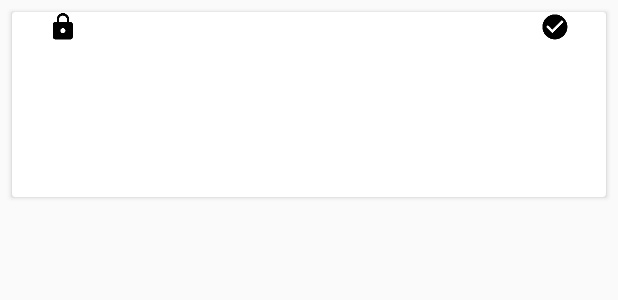
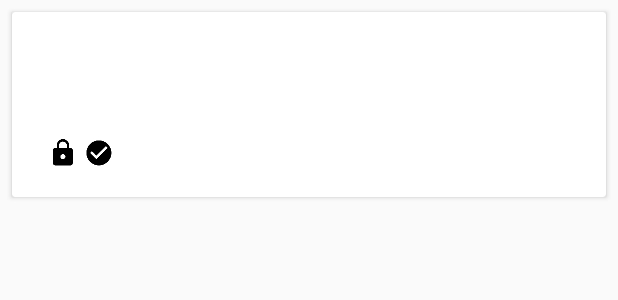
Before and after one commit to noriokun4649/Noriotter2, an Android app: the layout user_list_item.xml on its own in the app's theme, with its tools: preview values and no code run, on a phone screen of 412 x 824 dp. Shown: the top 300 px of the screen. Run offline under Robolectric (Android 15) with nearby library versions, the phone set to English and light mode, and no system bars; plain views replace SimpleDraweeView.

Commit message:
レイアウトの細かい修正

```diff
--- a/app/src/main/res/layout/tl_layout.xml
+++ b/app/src/main/res/layout/tl_layout.xml
@@ -30,7 +30,8 @@
         <ListView
             android:id="@+id/time_line"
             android:layout_width="0dp"
-            android:layout_height="0dp" />
+            android:layout_height="0dp"
+            android:nestedScrollingEnabled="true"/>
     </androidx.swiperefreshlayout.widget.SwipeRefreshLayout>
 
 
--- a/app/src/main/res/layout/user_list_item.xml
+++ b/app/src/main/res/layout/user_list_item.xml
@@ -31,7 +31,7 @@
                 android:layout_marginTop="9dp"
                 android:layout_marginEnd="8dp"
                 app:layout_constraintEnd_toEndOf="parent"
-                app:layout_constraintStart_toEndOf="@+id/image_icon"
+                app:layout_constraintStart_toEndOf="@+id/imageIcon"
                 app:layout_constraintTop_toBottomOf="@+id/text_name" />
 
             <com.facebook.drawee.view.SimpleDraweeView
@@ -54,7 +54,7 @@
                 android:ellipsize="end"
                 android:singleLine="true"
                 app:layout_constraintEnd_toEndOf="parent"
-                app:layout_constraintStart_toEndOf="@+id/image_icon"
+                app:layout_constraintStart_toEndOf="@+id/imageIcon"
                 app:layout_constraintTop_toTopOf="parent" />
 
             <TextView
@@ -69,7 +69,7 @@
                 android:lines="2"
                 app:layout_constraintBottom_toBottomOf="parent"
                 app:layout_constraintEnd_toEndOf="parent"
-                app:layout_constraintStart_toEndOf="@+id/image_icon"
+                app:layout_constraintStart_toEndOf="@+id/imageIcon"
                 app:layout_constraintTop_toBottomOf="@+id/text_screenname" />
 
             <ImageView
@@ -79,7 +79,7 @@
                 android:layout_marginTop="8dp"
                 android:layout_marginEnd="16dp"
                 app:layout_constraintEnd_toStartOf="@+id/text_info"
-                app:layout_constraintTop_toBottomOf="@+id/image_icon"
+                app:layout_constraintTop_toBottomOf="@+id/imageIcon"
                 app:srcCompat="@drawable/baseline_check_circle_black_48" />
 
             <ImageView
@@ -89,7 +89,7 @@
                 android:layout_marginStart="24dp"
                 android:layout_marginTop="8dp"
                 app:layout_constraintStart_toStartOf="parent"
-                app:layout_constraintTop_toBottomOf="@+id/image_icon"
+                app:layout_constraintTop_toBottomOf="@+id/imageIcon"
                 app:srcCompat="@drawable/baseline_lock_black_48" />
         </androidx.constraintlayout.widget.ConstraintLayout>
 
```
Also changed, not shown: app/src/main/res/layout/user_list_layout.xml (+12 -6 lines).
